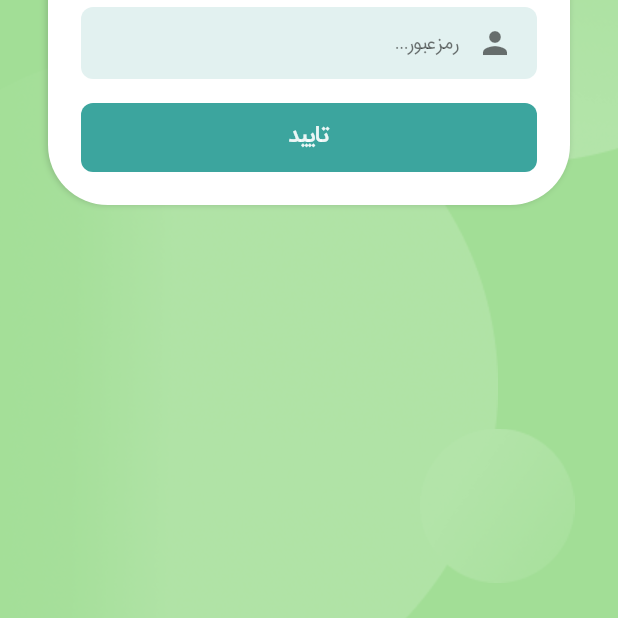
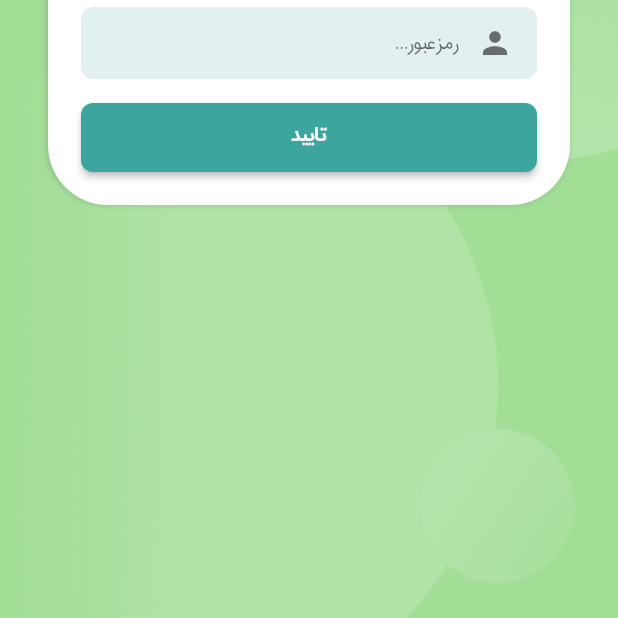
Before and after one commit to yazdanMhmmdi/book_shop_admin_panel, a Flutter app: the screen it shows after launch, on a phone screen of 412 x 824 dp, the part 605-1223 px from its top. Run offline on Flutter 3.47's test engine with Material 2 defaults, Android fonts, the phone set to English and light mode, and no system bars; our stand-ins replace bloc, carousel_slider, equatable, flutter_bloc, flutter_rating_bar and 1 more; missing offline and left inert: dart:ffi, filepicker_windows; accounts and stored records are empty.

Commit message:
implement login bloc & custom button state

```diff
--- a/lib/data/repository/login_repository.dart
+++ b/lib/data/repository/login_repository.dart
@@ -1,9 +1,9 @@
 import 'package:book_shop_admin_panel/data/model/login_model.dart';
 import 'package:book_shop_admin_panel/networking/api_provider.dart';
 
-class UsersRepository {
+class LoginRepository {
   ApiProvider _apiProvider = new ApiProvider();
-  Future<LoginModel> getUsers(String username, String password) async {
+  Future<LoginModel> login(String username, String password) async {
     final response = await _apiProvider
         .get("admin_login.php?username=${username}&password=${password}");
     return LoginModel.fromJson(response);
--- /dev/null
+++ b/lib/logic/bloc/login_event.dart
@@ -0,0 +1,17 @@
+part of 'login_bloc.dart';
+
+abstract class LoginEvent extends Equatable {
+  const LoginEvent();
+
+  @override
+  List<Object> get props => [];
+}
+
+class LogUserInEvent extends LoginEvent {
+  String username, password;
+  LogUserInEvent({this.password, this.username});
+
+  @override
+  // TODO: implement props
+  List<Object> get props => [this.username, this.password];
+}
--- /dev/null
+++ b/lib/logic/bloc/login_state.dart
@@ -0,0 +1,24 @@
+part of 'login_bloc.dart';
+
+abstract class LoginState extends Equatable {
+  const LoginState();
+
+  @override
+  List<Object> get props => [];
+}
+
+class LoginInitial extends LoginState {}
+
+class LoginLoading extends LoginState {}
+
+class LoginSuccess extends LoginState {
+
+}
+
+class LoginFailure extends LoginState {
+  String errorMessage;
+  LoginFailure({this.errorMessage});
+  @override
+  // TODO: implement props
+  List<Object> get props => [this.errorMessage];
+}
--- a/lib/presentation/router/app_router.dart
+++ b/lib/presentation/router/app_router.dart
@@ -1,4 +1,6 @@
+
 import 'package:book_shop_admin_panel/logic/bloc/book_bloc.dart';
+import 'package:book_shop_admin_panel/logic/bloc/login_bloc.dart';
 import 'package:book_shop_admin_panel/logic/bloc/side_bar_item_selector_bloc.dart';
 import 'package:book_shop_admin_panel/logic/bloc/tabslider_bloc.dart';
 import 'package:book_shop_admin_panel/logic/bloc/users_bloc.dart';
@@ -18,6 +20,12 @@ class AppRouter {
     switch (settings.name) {
       case "/":
         return MaterialPageRoute(
+            builder: (_) => BlocProvider(
+                  create: (context) => LoginBloc(),
+                  child: LoginScreen(),
+                ));
+      case "/panel":
+        return MaterialPageRoute(
             builder: (_) => MultiBlocProvider(
                   providers: [
                     BlocProvider.value(value: _tabsliderBloc),
@@ -28,16 +36,15 @@ class AppRouter {
                     BlocProvider.value(value: _bookBloc),
                     BlocProvider.value(value: _usersBloc),
                   ],
-                  child: LoginScreen(),
-                  // PanelScreen(
-                  //   tabsliderBloc: _tabsliderBloc
-                  //     ..add(MoveForwardEvent(
-                  //         tab: 0,
-                  //         tabSliderBloc: _tabsliderBloc,
-                  //         bookBloc: _bookBloc,
-                  //         usersBloc: _usersBloc,
-                  //         orginalTab: CategoryTab())),
-                  // ),
+                  child: PanelScreen(
+                    tabsliderBloc: _tabsliderBloc
+                      ..add(MoveForwardEvent(
+                          tab: 0,
+                          tabSliderBloc: _tabsliderBloc,
+                          bookBloc: _bookBloc,
+                          usersBloc: _usersBloc,
+                          orginalTab: CategoryTab())),
+                  ),
                 ));
         break;
 
--- a/lib/presentation/screen/login_screen.dart
+++ b/lib/presentation/screen/login_screen.dart
@@ -1,8 +1,14 @@
+import 'dart:async';
+
 import 'package:book_shop_admin_panel/constants/assets.dart';
 import 'package:book_shop_admin_panel/constants/i_colors.dart';
+import 'package:book_shop_admin_panel/logic/bloc/login_bloc.dart';
 import 'package:book_shop_admin_panel/presentation/widget/background_shapes.dart';
 import 'package:book_shop_admin_panel/presentation/widget/login_text_field.dart';
+import 'package:book_shop_admin_panel/presentation/widget/my_button.dart';
+import 'package:book_shop_admin_panel/presentation/widget/progress_button.dart';
 import 'package:flutter/material.dart';
+import 'package:flutter_bloc/flutter_bloc.dart';
 
 class LoginScreen extends StatefulWidget {
   @override
@@ -10,9 +16,41 @@ class LoginScreen extends StatefulWidget {
 }
 
 class _LoginScreenState extends State<LoginScreen> {
+  LoginBloc _loginBloc;
+  TextEditingController _userController = new TextEditingController();
+  TextEditingController _passwordController = new TextEditingController();
+  ButtonState buttonState = ButtonState.idle;
+
+  @override
+  void initState() {
+    _loginBloc = BlocProvider.of<LoginBloc>(context);
+    super.initState();
+  }
+
   @override
   Widget build(BuildContext context) {
-    return Scaffold(
+    return BlocListener<LoginBloc, LoginState>(
+      cubit: _loginBloc,
+      listener: (context, state) {
+        if (state is LoginInitial) {}
+        if (state is LoginSuccess) {
+          setState(() {
+            buttonState = ButtonState.success;
+          });
+          Timer(Duration(seconds: 2), () {
+            Navigator.pushNamed(context, '/panel');
+          });
+        } else if (state is LoginFailure) {
+          setState(() {
+            buttonState = ButtonState.fail;
+          });
+        } else if (state is LoginLoading) {
+          setState(() {
+            buttonState = ButtonState.loading;
+          });
+        }
+      },
+      child: Scaffold(
         backgroundColor: IColors.green,
         body: Stack(
           children: [
@@ -34,6 +72,7 @@ class _LoginScreenState extends State<LoginScreen> {
                 child: Padding(
                   padding: const EdgeInsets.symmetric(horizontal: 22),
                   child: Column(
+                    mainAxisSize: MainAxisSize.min,
                     children: [
                       SizedBox(
                         height: 26,
@@ -49,31 +88,29 @@ class _LoginScreenState extends State<LoginScreen> {
                       SizedBox(
                         height: 16,
                       ),
-                    LoginTextField(hintText: "نام کاربری..."),
+                      LoginTextField(
+                        hintText: "نام کاربری...",
+                        textEditingController: _userController,
+                      ),
                       SizedBox(
                         height: 16,
                       ),
-                    LoginTextField(hintText: "رمزعبور..."),
+                      LoginTextField(
+                        hintText: "رمزعبور...",
+                        textEditingController: _passwordController,
+                      ),
                       SizedBox(
                         height: 16,
                       ),
-                    Container(
-                      height: 46,
-                      width: MediaQuery.of(context).size.width,
-                      decoration: BoxDecoration(
-                        borderRadius: BorderRadius.circular(8),
-                        color: IColors.boldGreen,
-                      ),
-                      child: Center(
-                        child: Text(
-                          "تایید",
-                          style: TextStyle(
-                              fontFamily: "IranSans",
-                              fontSize: 18,
-                              fontWeight: FontWeight.bold,
-                              color: IColors.white90),
-                        ),
-                      ),
+                      MyButton(
+                          text: "تایید",
+                          onTap: () {
+                            _loginBloc.add(LogUserInEvent(
+                                username: _userController.text,
+                                password: _passwordController.text));
+                          },
+                          buttonState: buttonState,
+
                           )
                     ],
                   ),
@@ -82,6 +119,7 @@ class _LoginScreenState extends State<LoginScreen> {
             )
           ],
         ),
+      ),
     );
   }
 }
--- a/lib/presentation/widget/my_button.dart
+++ b/lib/presentation/widget/my_button.dart
@@ -1,8 +1,8 @@
 import 'dart:async';
 
 import 'package:book_shop_admin_panel/constants/i_colors.dart';
+import 'package:book_shop_admin_panel/presentation/widget/progress_button.dart';
 import 'package:flutter/material.dart';
-import 'package:progress_state_button/progress_button.dart';
 
 class MyButton extends StatefulWidget {
   String text;
--- /dev/null
+++ b/lib/presentation/widget/progress_button.dart
@@ -0,0 +1,237 @@
+import 'dart:async';
+
+import 'package:flutter/material.dart';
+import 'package:progress_state_button/iconed_button.dart';
+import 'package:progress_state_button/progress_button.dart';
+
+enum ButtonState { idle, loading, success, fail }
+
+class ProgressButton extends StatefulWidget {
+  final Map<ButtonState, Widget> stateWidgets;
+  final Map<ButtonState, Color> stateColors;
+  final Function onPressed;
+  final Function onAnimationEnd;
+  ButtonState state;
+  final minWidth;
+  final maxWidth;
+  double radius;
+  final height;
+  final ProgressIndicator progressIndicator;
+  final MainAxisAlignment progressIndicatorAligment;
+  final EdgeInsets padding;
+
+  ProgressButton({
+    Key key,
+    @required this.stateWidgets,
+    @required this.stateColors,
+    this.state = ButtonState.idle,
+    this.onPressed,
+    this.onAnimationEnd,
+    this.minWidth = 200.0,
+    this.maxWidth = 400.0,
+    this.radius = 16.0,
+    this.height = 53.0,
+    this.progressIndicator,
+    this.progressIndicatorAligment = MainAxisAlignment.spaceBetween,
+    this.padding = EdgeInsets.zero,
+  })  : assert(
+          stateWidgets != null &&
+              stateWidgets.keys.toSet().containsAll(ButtonState.values.toSet()),
+          'Must be non-null widgetds provided in map of stateWidgets. Missing keys => ${ButtonState.values.toSet().difference(stateWidgets.keys.toSet())}',
+        ),
+        assert(
+          stateColors != null &&
+              stateColors.keys.toSet().containsAll(ButtonState.values.toSet()),
+          'Must be non-null widgetds provided in map of stateWidgets. Missing keys => ${ButtonState.values.toSet().difference(stateColors.keys.toSet())}',
+        ),
+        super(key: key);
+
+  @override
+  State<StatefulWidget> createState() {
+    return _ProgressButtonState();
+  }
+
+  factory ProgressButton.icon({
+    @required Map<ButtonState, IconedButton> iconedButtons,
+    Function onPressed,
+    ButtonState state = ButtonState.idle,
+    Function animationEnd,
+    maxWidth: 170.0,
+    minWidth: 58.0,
+    height: 30.0,
+    radius: 100.0,
+    double iconPadding: 4.0,
+    TextStyle textStyle,
+    CircularProgressIndicator progressIndicator,
+    MainAxisAlignment progressIndicatorAligment,
+    EdgeInsets padding = EdgeInsets.zero,
+  }) {
+    assert(
+      iconedButtons != null &&
+          iconedButtons.keys.toSet().containsAll(ButtonState.values.toSet()),
+      'Must be non-null widgets provided in map of stateWidgets. Missing keys => ${ButtonState.values.toSet().difference(iconedButtons.keys.toSet())}',
+    );
+
+    if (textStyle == null) {
+      textStyle = TextStyle(color: Colors.white, fontWeight: FontWeight.w500);
+    }
+
+    Map<ButtonState, Widget> stateWidgets = {
+      ButtonState.idle: buildChildWithIcon(
+          iconedButtons[ButtonState.idle], iconPadding, textStyle),
+      ButtonState.loading: Column(),
+      ButtonState.fail: buildChildWithIcon(
+          iconedButtons[ButtonState.fail], iconPadding, textStyle),
+      ButtonState.success: buildChildWithIcon(
+          iconedButtons[ButtonState.success], iconPadding, textStyle)
+    };
+
+    Map<ButtonState, Color> stateColors = {
+      ButtonState.idle: iconedButtons[ButtonState.idle].color,
+      ButtonState.loading: iconedButtons[ButtonState.loading].color,
+      ButtonState.fail: iconedButtons[ButtonState.fail].color,
+      ButtonState.success: iconedButtons[ButtonState.success].color,
+    };
+
+    return ProgressButton(
+      stateWidgets: stateWidgets,
+      stateColors: stateColors,
+      state: state,
+      onPressed: onPressed,
+      onAnimationEnd: animationEnd,
+      maxWidth: maxWidth,
+      minWidth: minWidth,
+      radius: radius,
+      height: height,
+      progressIndicatorAligment: MainAxisAlignment.center,
+      progressIndicator: progressIndicator,
+    );
+  }
+}
+
+class _ProgressButtonState extends State<ProgressButton>
+    with TickerProviderStateMixin {
+  AnimationController colorAnimationController;
+  Animation<Color> colorAnimation;
+  double width;
+  Duration animationDuration = Duration(milliseconds: 500);
+  Widget progressIndicator;
+
+  void startAnimations(ButtonState oldState, ButtonState newState) {
+    Color begin = widget.stateColors[oldState];
+    Color end = widget.stateColors[newState];
+    if (newState == ButtonState.loading) {
+      width = widget.minWidth;
+      widget.radius = 100;
+    } else if (newState == ButtonState.idle) {
+      width = widget.maxWidth;
+      widget.radius = 8;
+    } else if (newState == ButtonState.fail) {
+      width = widget.minWidth;
+      widget.radius = 100;
+      Timer(Duration(seconds: 2), () {
+        setState(() {
+          widget.state = ButtonState.idle;
+          width = MediaQuery.of(context).size.width;
+          widget.radius = 8;
+        });
+      });
+    } else if (newState == ButtonState.success) {
+      width = widget.minWidth;
+      widget.radius = 100;
+      // Timer(Duration(seconds: 2), () {
+      //   setState(() {
+      //     widget.state = ButtonState.idle;
+      //     width = MediaQuery.of(context).size.width;
+      //     widget.radius = 8;
+      //   });
+      // });
+    } else {}
+    colorAnimation = ColorTween(begin: begin, end: end).animate(CurvedAnimation(
+      parent: colorAnimationController,
+      curve: Interval(
+        0,
+        1,
+        curve: Curves.easeIn,
+      ),
+    ));
+    colorAnimationController.forward();
+  }
+
+  Color get backgroundColor => colorAnimation == null
+      ? widget.stateColors[widget.state]
+      : colorAnimation.value ?? widget.stateColors[widget.state];
+
+  @override
+  void initState() {
+    super.initState();
+
+    width = widget.maxWidth;
+
+    colorAnimationController =
+        AnimationController(duration: animationDuration, vsync: this);
+    colorAnimationController.addStatusListener((status) {
+      if (widget.onAnimationEnd != null) {
+        widget.onAnimationEnd(status, widget.state);
+      }
+    });
+
+    progressIndicator = widget.progressIndicator ??
+        CircularProgressIndicator(
+            backgroundColor: widget.stateColors[widget.state],
+            valueColor: AlwaysStoppedAnimation<Color>(Colors.white));
+  }
+
+  @override
+  void dispose() {
+    colorAnimationController.dispose();
+    super.dispose();
+  }
+
+  @override
+  void didUpdateWidget(ProgressButton oldWidget) {
+    super.didUpdateWidget(oldWidget);
+
+    if (oldWidget.state != widget.state) {
+      colorAnimationController?.reset();
+      startAnimations(oldWidget.state, widget.state);
+    }
+  }
+
+  Widget getButtonChild(bool visibility) {
+    Widget buttonChild = widget.stateWidgets[widget.state];
+    if (widget.state == ButtonState.loading) {
+      return Row(
+        mainAxisAlignment: widget.progressIndicatorAligment,
+        children: <Widget>[progressIndicator, buttonChild, Container()],
+      );
+    }
+    return AnimatedOpacity(
+        opacity: visibility ? 1.0 : 0.0,
+        duration: Duration(milliseconds: 250),
+        child: buttonChild);
+  }
+
+  @override
+  Widget build(BuildContext context) {
+    return AnimatedBuilder(
+      animation: colorAnimationController,
+      builder: (context, child) {
+        return AnimatedContainer(
+            width: width,
+            height: widget.height,
+            duration: animationDuration,
+            child: RaisedButton(
+              padding: widget.padding,
+              shape: RoundedRectangleBorder(
+                  borderRadius: BorderRadius.circular(widget.radius),
+                  side: BorderSide(color: Colors.transparent, width: 0)),
+              color: backgroundColor,
+              onPressed: widget.onPressed,
+              child: getButtonChild(
+                  colorAnimation == null ? true : colorAnimation.isCompleted),
+            ));
+      },
+    );
+  }
+}
```
Also changed, not shown: lib/logic/bloc/login_bloc.dart (added, +39 -0 lines). Lines whose indentation alone changed are shown as unchanged.
